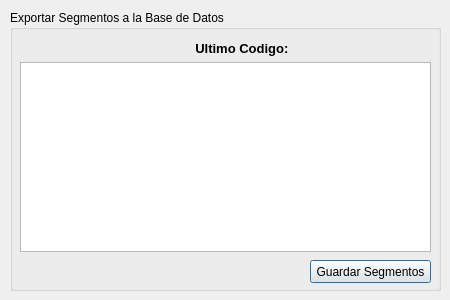
The window that ui/dialogs/segmento_dialog.ui (franciscocontreras93/agrae) describes before a commit, drawn with Qt 5.
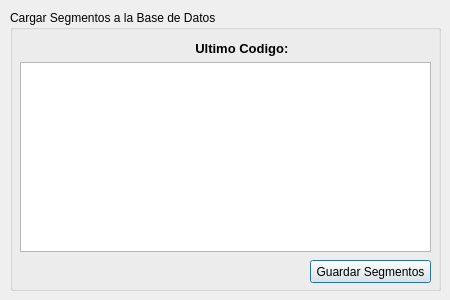
The same window after the commit.

Commit message: fixed huella carbono, carga segmentos

```diff
--- a/ui/dialogs/segmento_dialog.ui
+++ b/ui/dialogs/segmento_dialog.ui
@@ -41,7 +41,7 @@
     </rect>
    </property>
    <property name="title">
-    <string>Exportar Segmentos a la Base de Datos</string>
+    <string>Cargar Segmentos a la Base de Datos</string>
    </property>
    <widget class="QWidget" name="gridLayoutWidget">
     <property name="geometry">
```
The commit also changes 3 other files.
